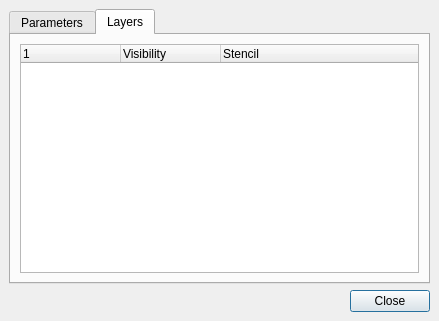
Before: the Qt Designer form library/tulip-qt/designer/RenderingParametersDialog.ui in vadivelselvaraj/TulipGLImprovement, drawn with Qt 5.
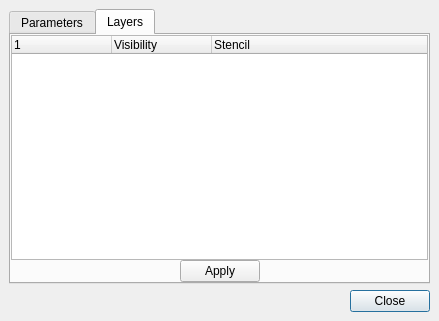
After: the same form once the commit is applied. The open tabs and pages were chosen to show the change.

Commit message: - change layer tab on RenderingParametersDialog : now we have an apply button

Diff of the .ui file:
```diff
--- a/library/tulip-qt/designer/RenderingParametersDialog.ui
+++ b/library/tulip-qt/designer/RenderingParametersDialog.ui
@@ -433,10 +433,10 @@
       </attribute>
       <layout class="QGridLayout" >
        <property name="margin" >
-        <number>9</number>
+        <number>0</number>
        </property>
        <property name="spacing" >
-        <number>6</number>
+        <number>0</number>
        </property>
        <item row="0" column="0" >
         <widget class="QTreeWidget" name="treeWidget" >
@@ -468,6 +468,49 @@
          </column>
         </widget>
        </item>
+       <item row="1" column="0" >
+        <layout class="QHBoxLayout" >
+         <property name="margin" >
+          <number>0</number>
+         </property>
+         <property name="spacing" >
+          <number>0</number>
+         </property>
+         <item>
+          <spacer>
+           <property name="orientation" >
+            <enum>Qt::Horizontal</enum>
+           </property>
+           <property name="sizeHint" >
+            <size>
+             <width>40</width>
+             <height>20</height>
+            </size>
+           </property>
+          </spacer>
+         </item>
+         <item>
+          <widget class="QPushButton" name="applyButton" >
+           <property name="text" >
+            <string>Apply</string>
+           </property>
+          </widget>
+         </item>
+         <item>
+          <spacer>
+           <property name="orientation" >
+            <enum>Qt::Horizontal</enum>
+           </property>
+           <property name="sizeHint" >
+            <size>
+             <width>40</width>
+             <height>20</height>
+            </size>
+           </property>
+          </spacer>
+         </item>
+        </layout>
+       </item>
       </layout>
      </widget>
     </widget>
```
Left out of the diff: 8 changed lines with no effect on the pictures. The commit also changes 5 other files.
